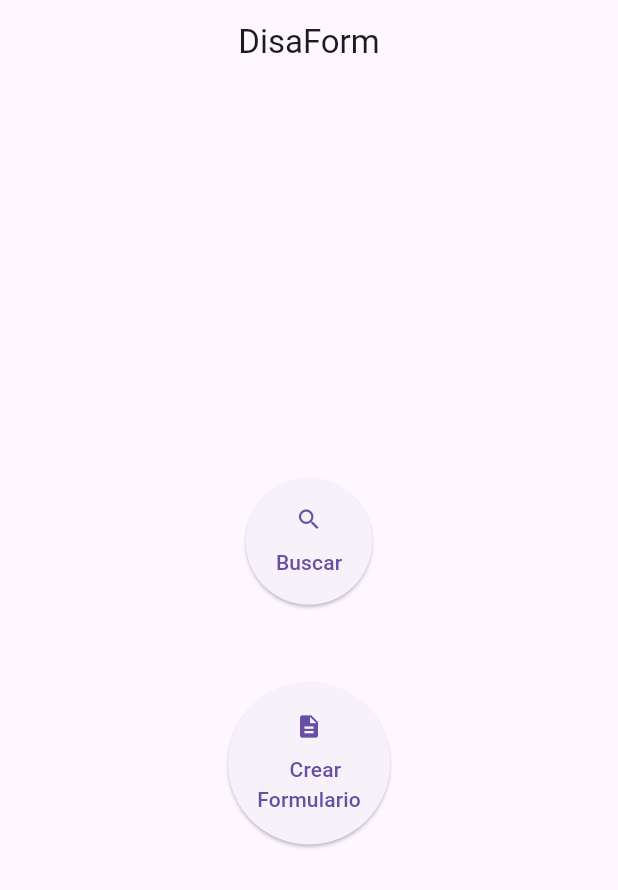
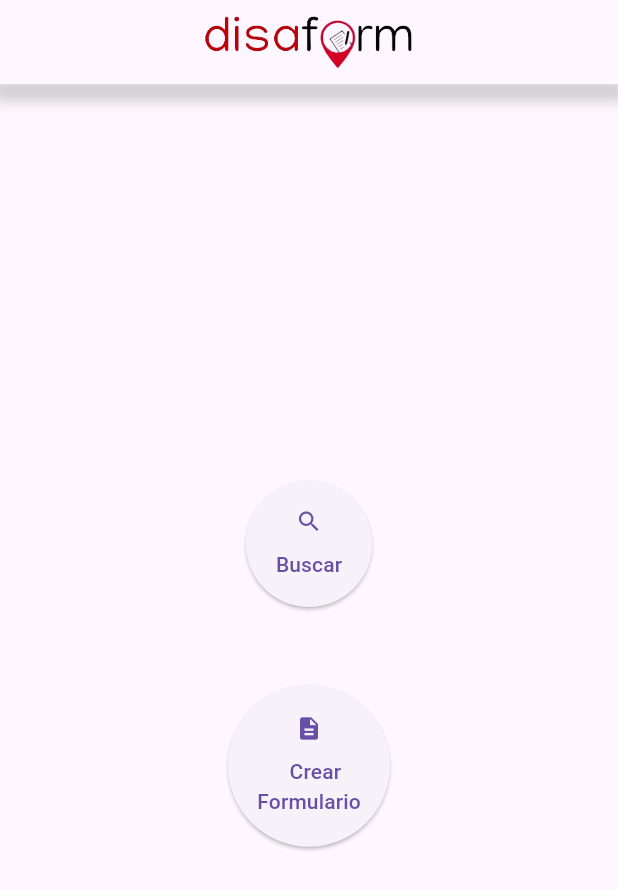
Before and after one commit to ivangarciaquintela/HackUDC, a Flutter app: the screen it shows after launch, on a phone screen of 412 x 824 dp. Shown: the top 890 px of the screen. Run offline on Flutter 3.47's test engine with Material 3 defaults, Android fonts, the phone set to English and light mode, and no system bars.

Commit message:
[IVAN] Icono

```diff
--- a/disaform/lib/screens/mainScreen.dart
+++ b/disaform/lib/screens/mainScreen.dart
@@ -1,16 +1,41 @@
 import 'package:disaform/screens/createScreen.dart';
 import 'package:disaform/screens/searchScreen.dart';
 import 'package:flutter/material.dart';
-
 
 class MyHomePage extends StatelessWidget {
   @override
   Widget build(BuildContext context) {
     return Scaffold(
       appBar: AppBar(
-        title: new Center(child : Text('DisaForm')),
+        title:  Text(''),
+         flexibleSpace: Center(
+          child: Padding(
+            padding: EdgeInsets.symmetric(vertical: 10), // Padding vertical de 5
+            child: Image.asset(
+              'assets/disaform.png', // Ruta de la imagen desde los activos
+              height: 250, // Altura de la imagen
+              width: 250, // Ancho de la imagen
             ),
-      body: Center(
+          ),
+        ),
+      ),
+      body: Column(
+        children: <Widget>[
+          Container(
+            decoration: BoxDecoration(
+              boxShadow: [
+                BoxShadow(
+                  color: Colors.grey.withOpacity(0.5),
+                  spreadRadius: 5,
+                  blurRadius: 7,
+                  offset: Offset(0, 3),
+                ),
+              ],
+            ),
+            child: SizedBox(height: 3, width: 2000,), // Altura de la sombra
+          ),
+          Expanded(
+            child: Center(
               child: Column(
                 mainAxisAlignment: MainAxisAlignment.center,
                 children: <Widget>[
@@ -53,6 +78,9 @@ class MyHomePage extends StatelessWidget {
                 ],
               ),
             ),
+          ),
+        ],
+      ),
     );
   }
 
@@ -63,7 +91,6 @@ class MyHomePage extends StatelessWidget {
     );
   }
 
-
   void _navigateToSearchScreen(BuildContext context) {
     Navigator.push(
       context,
--- a/disaform/pubspec.yaml
+++ b/disaform/pubspec.yaml
@@ -62,8 +62,8 @@ flutter:
   uses-material-design: true
 
   # To add assets to your application, add an assets section, like this:
-  # assets:
-  #   - images/a_dot_burr.jpeg
+  assets:
+    - assets/disaform.png
   #   - images/a_dot_ham.jpeg
 
   # An image asset can refer to one or more resolution-specific "variants", see
```
Also changed, not shown: disaform/assets/disaform.png (added), disaform/assets/disaform_bg.png (added). Lines whose indentation alone changed are shown as unchanged.
